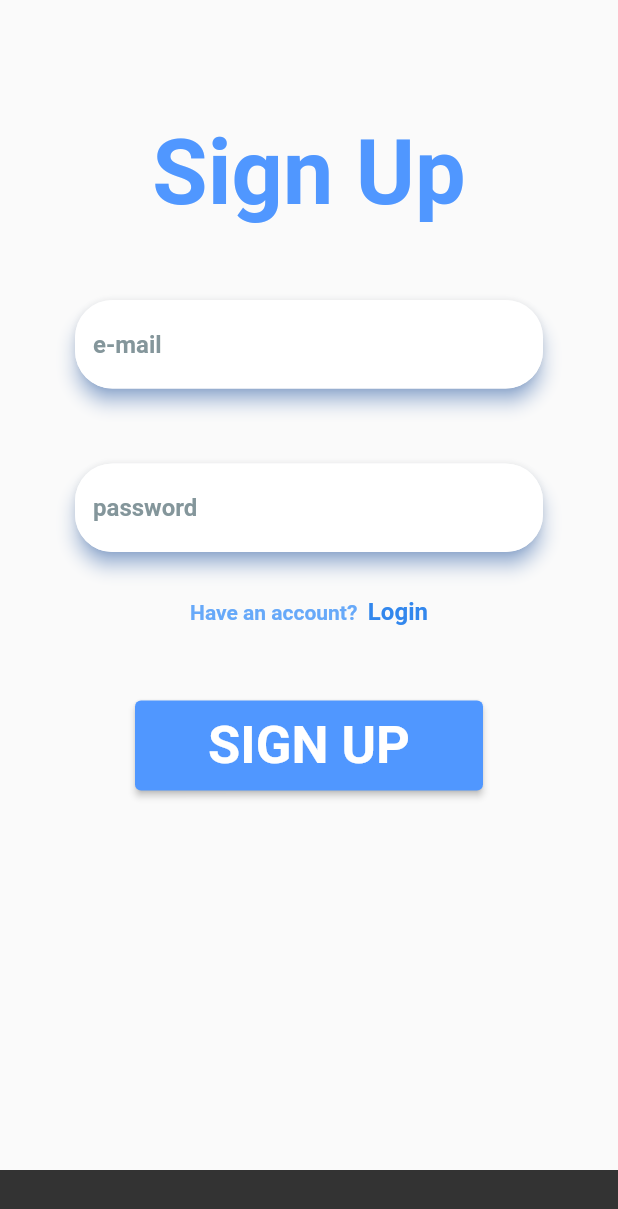
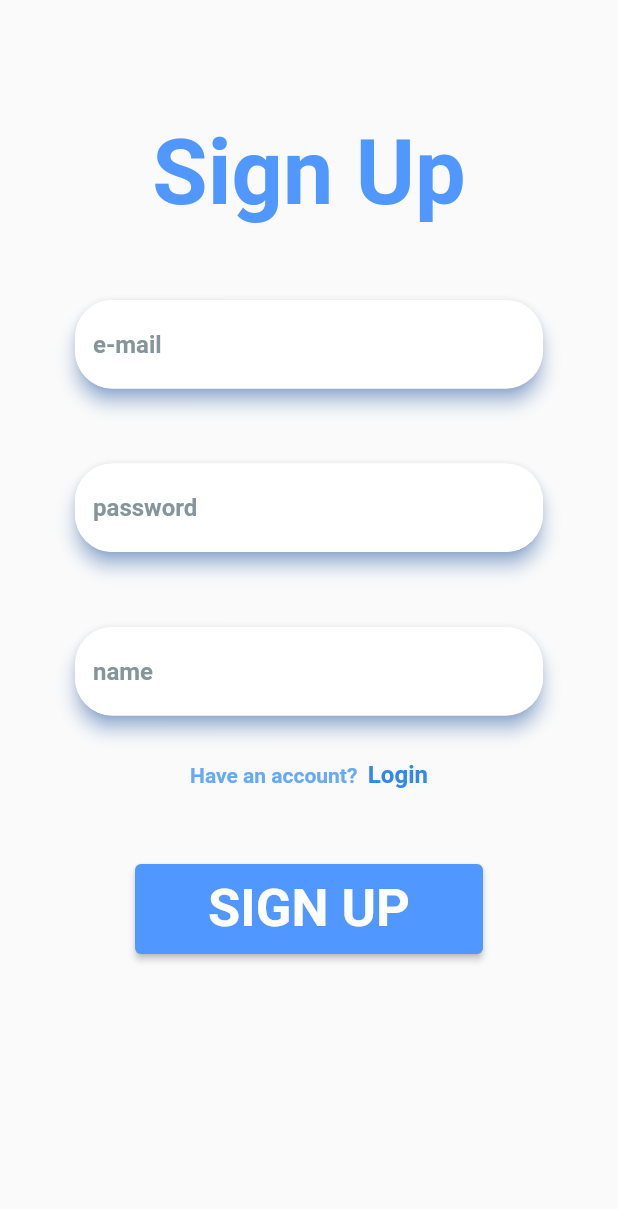
Before and after one commit to dragos4161/Licenta, a Flutter app: the SignupPage screen opened by its route, after a tap on "SIGN UP", on a phone screen of 412 x 824 dp. Shown: the top 1209 px of the screen. Run offline on Flutter 3.47's test engine with Material 2 defaults, Android fonts, the phone set to English and light mode, and no system bars; our stand-ins replace firebase_auth, firebase_core, flutter_redux, freezed_annotation, google_maps_flutter, redux and 1 more; missing offline and left inert: redux_epics; accounts and stored records are empty; Roboto replaces fonts that are missing (ebrima); statements that could not run were skipped.

Commit message:
Added the name TextField and dispatched the SignUp action

```diff
--- a/MobileApp/city_problems/lib/presentation/signup.dart
+++ b/MobileApp/city_problems/lib/presentation/signup.dart
@@ -1,5 +1,8 @@
+import 'package:city_problems/actions/index.dart';
+import 'package:city_problems/models/index.dart';
 import 'package:flutter/gestures.dart';
 import 'package:flutter/material.dart';
+import 'package:flutter_redux/flutter_redux.dart';
 
 class SignupPage extends StatefulWidget {
   const SignupPage({super.key});
@@ -13,6 +16,7 @@ class _SignupPageState extends State<SignupPage> {
   Widget build(BuildContext context) {
     final TextEditingController emailController = TextEditingController();
     final TextEditingController passwordController = TextEditingController();
+    final TextEditingController nameController = TextEditingController();
     return Scaffold(
       resizeToAvoidBottomInset: false,
       body: Padding(
@@ -83,6 +87,33 @@ class _SignupPageState extends State<SignupPage> {
                 ),
               ),
               const SizedBox(
+                height: 50,
+              ),
+              Material(
+                elevation: 5,
+                shadowColor: const Color.fromRGBO(80, 151, 255, 1),
+                borderRadius: BorderRadius.circular(25),
+                child: TextField(
+                  controller: nameController,
+                  keyboardType: TextInputType.text,
+                  obscureText: true,
+                  decoration: InputDecoration(
+                    border: OutlineInputBorder(
+                      borderRadius: BorderRadius.circular(25),
+                      borderSide: BorderSide.none,
+                    ),
+                    filled: true,
+                    hintText: 'name',
+                    hintStyle: const TextStyle(
+                      color: Color.fromRGBO(132, 150, 155, 1),
+                      fontFamily: 'ebrima',
+                      fontWeight: FontWeight.bold,
+                    ),
+                    fillColor: Colors.white,
+                  ),
+                ),
+              ),
+              const SizedBox(
                 height: 30,
               ),
               Row(
@@ -117,15 +148,17 @@ class _SignupPageState extends State<SignupPage> {
               const SizedBox(
                 height: 50,
               ),
-              ElevatedButton(
-                onPressed: () {
-                  ScaffoldMessenger.of(context).showSnackBar(
-                    SnackBar(
-                      content: Text(
-                        emailController.text + passwordController.text,
-                      ),
-                    ),
+              Builder(
+                builder: (BuildContext context) {
+                  return ElevatedButton(
+                    onPressed: () async {
+                      final SignUp action = SignUp(
+                        email: emailController.text,
+                        password: passwordController.text,
+                        displayName: nameController.text,
                       );
+
+                      StoreProvider.of<AppState>(context).dispatch(action);
                     },
                     style: ElevatedButton.styleFrom(
                       backgroundColor: const Color.fromRGBO(80, 151, 255, 1),
@@ -144,6 +177,8 @@ class _SignupPageState extends State<SignupPage> {
                         ),
                       ),
                     ),
+                  );
+                },
               )
             ],
           ),
```
Lines whose indentation alone changed are shown as unchanged.
